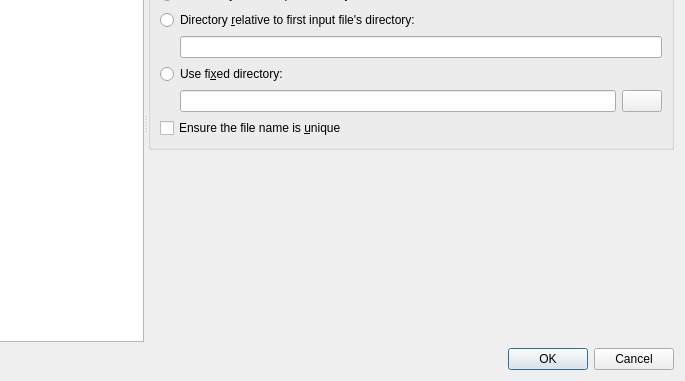
Above: src/mkvtoolnix-gui/forms/main_window/preferences_dialog.ui from jpsdr/MKVToolnix-Windows-7 before the change; both pictures show x 128 to 813 and y 108 to 489 of the 813 by 489 pixel window. Below: the same form after it.
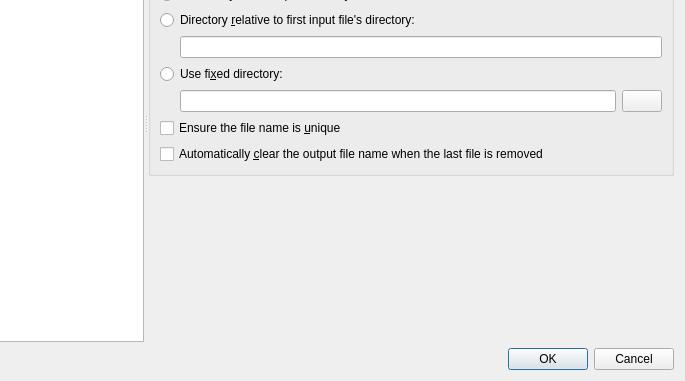
That is the form after the change. The open tabs and pages were chosen to show the change. Icons and pictures are not drawn. Custom widgets are drawn as their Qt base class.

Commit message: GUI: merge: make clearing the output file name upon removal of last file optional

```diff
--- a/src/mkvtoolnix-gui/forms/main_window/preferences_dialog.ui
+++ b/src/mkvtoolnix-gui/forms/main_window/preferences_dialog.ui
@@ -796,6 +796,13 @@
              </property>
             </widget>
            </item>
+           <item>
+            <widget class="QCheckBox" name="cbMAutoClearOutputFileName">
+             <property name="text">
+              <string>Automatically &amp;clear the output file name when the last file is removed</string>
+             </property>
+            </widget>
+           </item>
           </layout>
          </widget>
         </item>
```
Left out of the diff: 1 changed line with no effect on the pictures. The commit also changes 5 other files.
